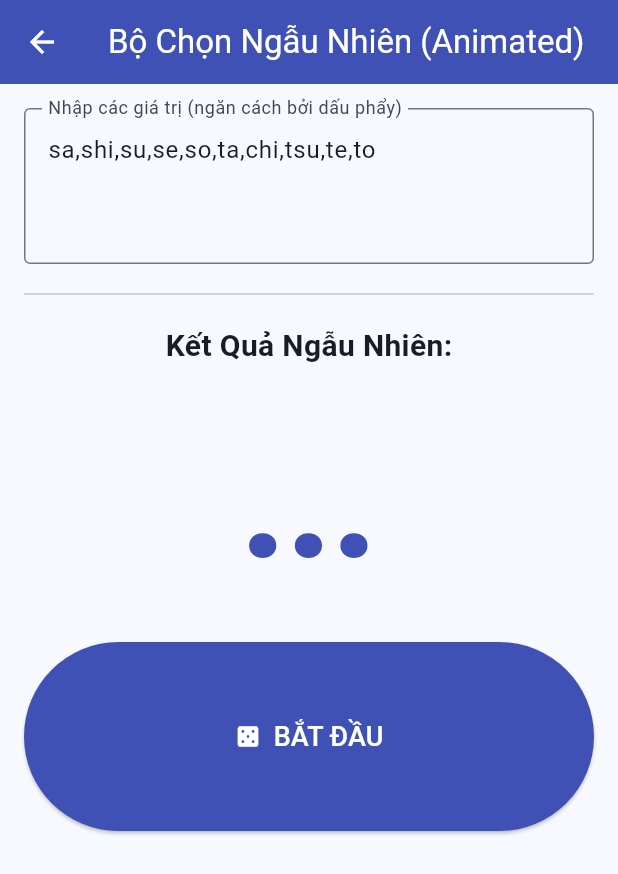
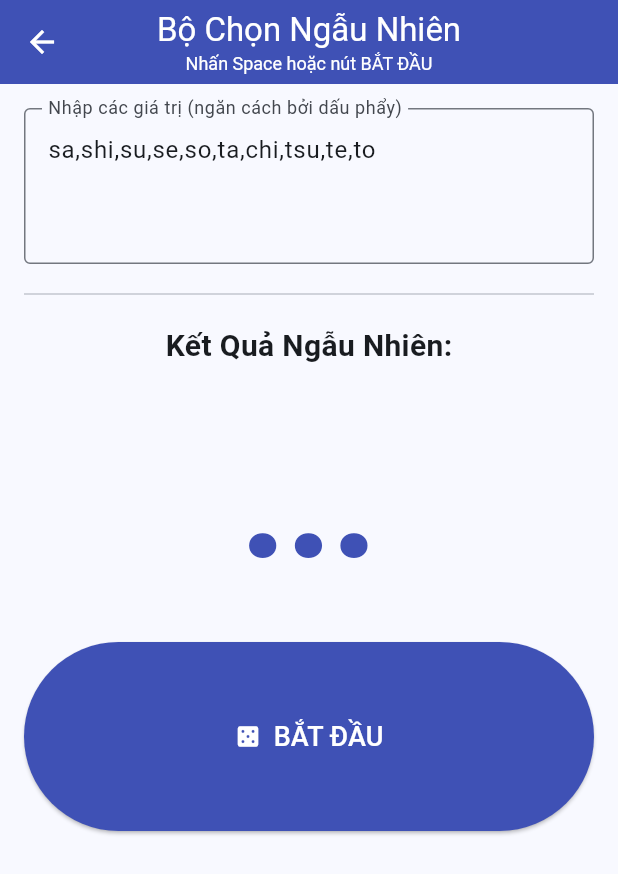
Before and after one commit to ngocbaomobile/flashcard, a Flutter app: the RandomTextPage screen opened directly, on a phone screen of 412 x 824 dp. Shown: the top 874 px of the screen. Run offline on Flutter 3.47's test engine with Material 3 defaults, Android fonts, the phone set to English and light mode, and no system bars; our stand-ins replace equatable, flutter_bloc, get_it, sqflite; missing offline and left inert: flutter_signature_pad; accounts and stored records are empty.

Commit message:
feat: add keyboard shortcut (Space) for Random Text feature
✨ New Feature:
- Add keyboard listener to detect Space key press
- Enable starting random selection with Space key
- Auto-focus page when opened for immediate keyboard input

🎨 UI Enhancement:
- Update AppBar to show instruction: 'Nhấn Space hoặc nút BẮT ĐẦU'
- Make UI more user-friendly with keyboard shortcut hint

🔧 Technical:
- Implement KeyboardListener with FocusNode
- Add auto-focus on page initialization
- Prevent multiple starts while shuffling
- Handle KeyDownEvent for Space key

🚀 User Experience:
- Faster interaction with keyboard shortcut
- More convenient for desktop users
- Better accessibility

```diff
--- a/lib/presentation/pages/random_text_page.dart
+++ b/lib/presentation/pages/random_text_page.dart
@@ -1,4 +1,5 @@
 import 'package:flutter/material.dart';
+import 'package:flutter/services.dart';
 import 'package:flutter_bloc/flutter_bloc.dart';
 import '../../domain/entities/random_text_entity.dart';
 import '../bloc/random_text_bloc.dart';
@@ -15,10 +16,21 @@ class RandomTextPage extends StatefulWidget {
 class _RandomTextPageState extends State<RandomTextPage> {
   final TextEditingController _textController =
       TextEditingController(text: 'sa,shi,su,se,so,ta,chi,tsu,te,to');
+  final FocusNode _focusNode = FocusNode();
+
+  @override
+  void initState() {
+    super.initState();
+    // Request focus khi page được mở
+    WidgetsBinding.instance.addPostFrameCallback((_) {
+      _focusNode.requestFocus();
+    });
+  }
 
   @override
   void dispose() {
     _textController.dispose();
+    _focusNode.dispose();
     super.dispose();
   }
 
@@ -38,9 +50,39 @@ class _RandomTextPageState extends State<RandomTextPage> {
 
   @override
   Widget build(BuildContext context) {
-    return Scaffold(
+    return KeyboardListener(
+      focusNode: _focusNode,
+      autofocus: true,
+      onKeyEvent: (KeyEvent event) {
+        // Kiểm tra nếu là phím Space và là key down event
+        if (event is KeyDownEvent &&
+            event.logicalKey == LogicalKeyboardKey.space) {
+          final currentState = context.read<RandomTextBloc>().state;
+
+          // Kiểm tra xem có đang shuffle không
+          bool isCurrentlyShuffling = false;
+          if (currentState is RandomTextShuffling) {
+            isCurrentlyShuffling = currentState.entity.isShuffling;
+          }
+
+          // Chỉ start nếu không đang shuffle
+          if (!isCurrentlyShuffling) {
+            _startRandomSelection();
+          }
+        }
+      },
+      child: Scaffold(
         appBar: AppBar(
-        title: const Text('Bộ Chọn Ngẫu Nhiên (Animated)'),
+          title: const Column(
+            mainAxisSize: MainAxisSize.min,
+            children: [
+              Text('Bộ Chọn Ngẫu Nhiên'),
+              Text(
+                'Nhấn Space hoặc nút BẮT ĐẦU',
+                style: TextStyle(fontSize: 12, fontWeight: FontWeight.normal),
+              ),
+            ],
+          ),
           backgroundColor: Colors.indigo,
           foregroundColor: Colors.white,
         ),
@@ -122,7 +164,8 @@ class _RandomTextPageState extends State<RandomTextPage> {
                             style: TextStyle(
                               fontSize: 100,
                               fontWeight: FontWeight.w900,
-                            color: isShuffling ? Colors.orange : Colors.indigo,
+                              color:
+                                  isShuffling ? Colors.orange : Colors.indigo,
                             ),
                           ),
                         ),
@@ -151,6 +194,7 @@ class _RandomTextPageState extends State<RandomTextPage> {
             );
           },
         ),
+      ),
     );
   }
 }
```
Lines whose indentation alone changed are shown as unchanged.
